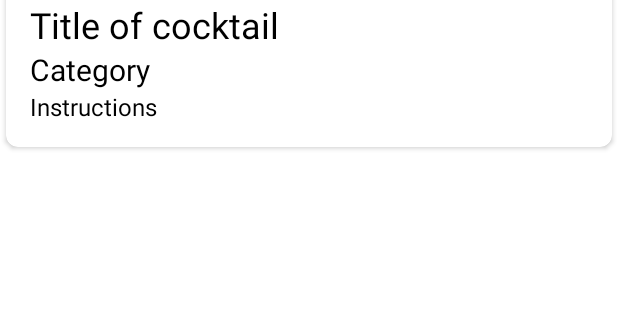
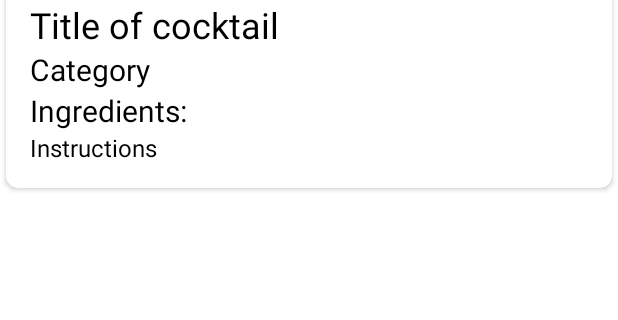
Before and after one commit to kuchumof/API_Cocktails, an Android app: the layout cocktail_item.xml on its own in the app's theme, with its tools: preview values and no code run, on a phone screen of 412 x 824 dp, the part 360-680 px from its top. Run offline under Robolectric (Android 15) with nearby library versions, the phone set to English and light mode, and no system bars; network calls fail.

Commit message:
add Ingredient1

```diff
--- a/app/src/main/java/com/example/api_cocktails/activities/MainActivity.java
+++ b/app/src/main/java/com/example/api_cocktails/activities/MainActivity.java
@@ -82,12 +82,14 @@ public class MainActivity extends AppCompatActivity {
                         String pictureUrl = jsonObject.getString("strDrinkThumb");
                         String category = jsonObject.getString("strCategory");
                         String instructions = jsonObject.getString("strInstructions");
+                        String strIngredient1 = jsonObject.getString("strIngredient1");
 
                         Cocktail cocktail = new Cocktail();
                         cocktail.setTitle(title);
                         cocktail.setPictureUrl(pictureUrl);
                         cocktail.setCategory(category);
                         cocktail.setInstructions(instructions);
+                        cocktail.setIngredients(strIngredient1);
 
                         cocktails.add(cocktail);
 
--- a/app/src/main/java/com/example/api_cocktails/data/CocktailAdapter.java
+++ b/app/src/main/java/com/example/api_cocktails/data/CocktailAdapter.java
@@ -40,11 +40,13 @@ public class CocktailAdapter extends RecyclerView.Adapter<CocktailAdapter.Cockta
         String pictureUrl = currentCocktail.getPictureUrl();
         String category = currentCocktail.getCategory();
         String instructions = currentCocktail.getInstructions();
+        String ingredients = currentCocktail.getIngredients();
 
         holder.titleTextView.setText(title);
         Picasso.get().load(pictureUrl).fit().centerInside().into(holder.pictureImageView);
         holder.categoryTextView.setText(category);
         holder.instructionsTextView.setText(instructions);
+        holder.ingredientTextView.setText(ingredients);
 
 
     }
@@ -61,6 +63,7 @@ public class CocktailAdapter extends RecyclerView.Adapter<CocktailAdapter.Cockta
         TextView titleTextView;
         TextView categoryTextView;
         TextView instructionsTextView;
+        TextView ingredientTextView;
 
 
         public CocktailViewHolder(@NonNull View itemView) {
@@ -69,6 +72,7 @@ public class CocktailAdapter extends RecyclerView.Adapter<CocktailAdapter.Cockta
             titleTextView = itemView.findViewById(R.id.titleTextView);
             categoryTextView = itemView.findViewById(R.id.categoryTextView);
             instructionsTextView = itemView.findViewById(R.id.instructionsTextView);
+            ingredientTextView = itemView.findViewById(R.id.ingredientTextView);
 
 
         }
--- a/app/src/main/res/layout/cocktail_item.xml
+++ b/app/src/main/res/layout/cocktail_item.xml
@@ -35,6 +35,14 @@
             android:textSize="20sp"/>
 
         <TextView
+            android:id="@+id/ingredientTextView"
+            android:layout_width="wrap_content"
+            android:layout_height="match_parent"
+            android:text="Ingredients:"
+            android:textColor="@color/black"
+            android:textSize="20sp"/>
+
+        <TextView
             android:id="@+id/instructionsTextView"
             android:layout_width="wrap_content"
             android:layout_height="match_parent"
```
Also changed, not shown: app/src/main/java/com/example/api_cocktails/model/Cocktail.java (+11 -0 lines).
